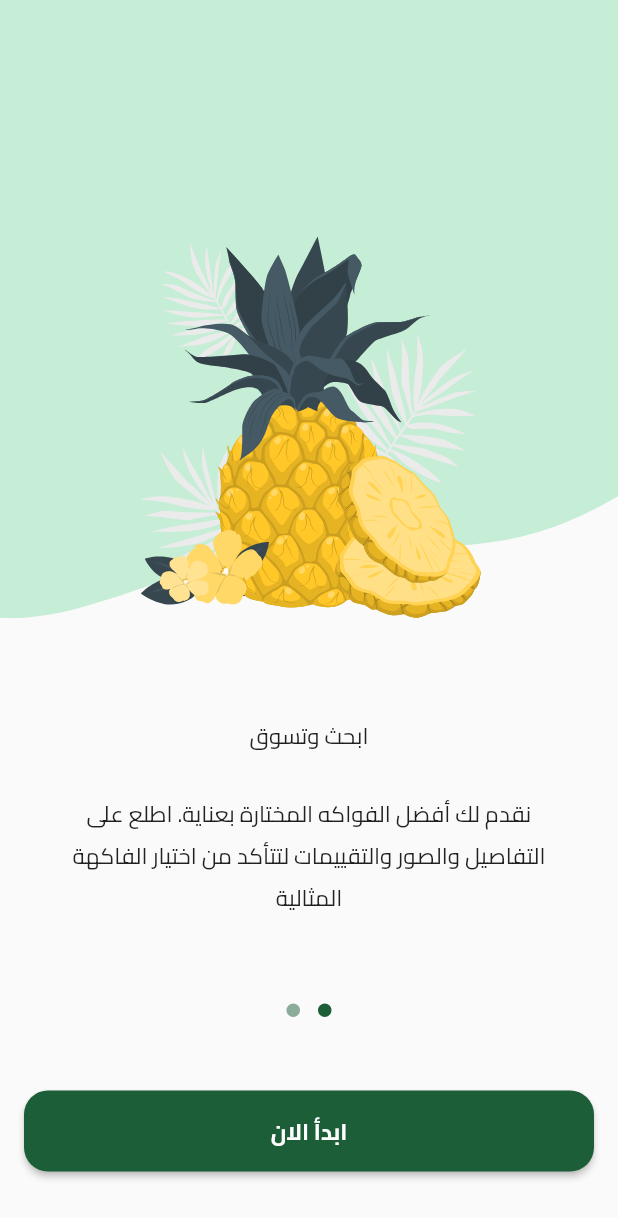
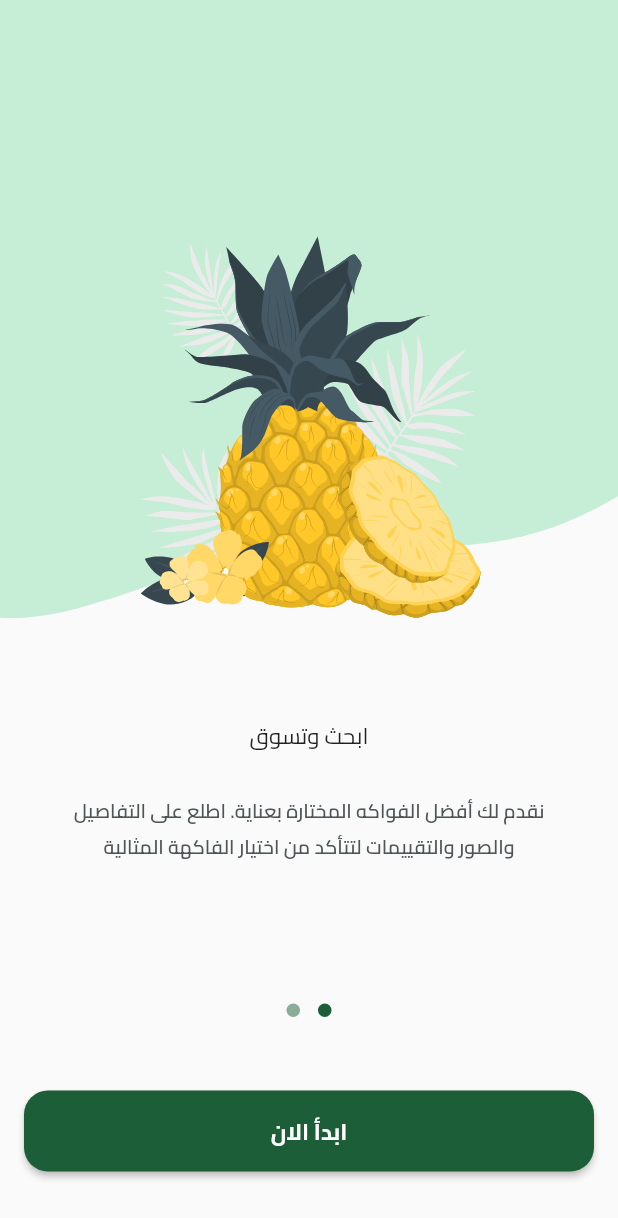
Before and after one commit to HamzaAlwajeeh/Fruits-Hub, a Flutter app: the screen it shows after launch, swiped to page 2, on a phone screen of 412 x 824 dp. Shown: the top 1218 px of the screen. Run offline on Flutter 3.47's test engine with Material 3 defaults, Android fonts, the phone set to English and light mode, and no system bars; drawn by our look-alikes of dots_indicator; our stand-ins replace flutter_svg.

Commit message:
Enhance onboarding UI with text styles and color scheme

```diff
--- a/lib/Features/on_Boarding/presentation/views/widgets/on_boarding_page_item.dart
+++ b/lib/Features/on_Boarding/presentation/views/widgets/on_boarding_page_item.dart
@@ -1,5 +1,6 @@
 import 'package:flutter/material.dart';
 import 'package:flutter_svg/svg.dart';
+import 'package:fruits_hub/core/utils/app_text_styles.dart';
 
 class OnBoardingPageItem extends StatelessWidget {
   const OnBoardingPageItem({
@@ -38,7 +39,7 @@ class OnBoardingPageItem extends StatelessWidget {
                 visible: isVisable,
                 child: Padding(
                   padding: const EdgeInsets.all(25.0),
-                  child: Text('تخط'),
+                  child: Text('تخط', style: TextStyles.regular13),
                 ),
               ),
             ],
@@ -49,7 +50,11 @@ class OnBoardingPageItem extends StatelessWidget {
         SizedBox(height: 24),
         Padding(
           padding: const EdgeInsets.symmetric(horizontal: 37),
-          child: Text(subTitle, textAlign: TextAlign.center),
+          child: Text(
+            subTitle,
+            style: TextStyles.semiBold13.copyWith(color: Color(0xff4E5556)),
+            textAlign: TextAlign.center,
+          ),
         ),
       ],
     );
--- a/lib/Features/on_Boarding/presentation/views/widgets/on_boarding_page_view.dart
+++ b/lib/Features/on_Boarding/presentation/views/widgets/on_boarding_page_view.dart
@@ -1,6 +1,8 @@
 import 'package:flutter/material.dart';
 import 'package:fruits_hub/Features/on_Boarding/presentation/views/widgets/on_boarding_page_item.dart';
+import 'package:fruits_hub/core/utils/app_colors.dart';
 import 'package:fruits_hub/core/utils/app_images.dart';
+import 'package:fruits_hub/core/utils/app_text_styles.dart';
 
 class OnBoardingPageView extends StatelessWidget {
   const OnBoardingPageView({super.key});
@@ -16,7 +18,21 @@ class OnBoardingPageView extends StatelessWidget {
           image: Assets.imagesPageViewItem1Image,
           title: Row(
             mainAxisAlignment: MainAxisAlignment.center,
-            children: [Text('مرحبا بك في '), Text('Fruit'), Text('HUB')],
+            children: [
+              Text('مرحبا بك في ', style: TextStyles.bold23),
+              Text(
+                'Fruit',
+                style: TextStyles.bold23.copyWith(
+                  color: AppColors.primaryColor,
+                ),
+              ),
+              Text(
+                'HUB',
+                style: TextStyles.bold23.copyWith(
+                  color: AppColors.secondaryColor,
+                ),
+              ),
+            ],
           ),
           subTitle:
               'اكتشف تجربة تسوق فريدة مع FruitHUB. استكشف مجموعتنا الواسعة من الفواكه الطازجة الممتازة واحصل على أفضل العروض والجودة العالية.',
--- a/lib/core/utils/app_colors.dart
+++ b/lib/core/utils/app_colors.dart
@@ -2,4 +2,5 @@ import 'package:flutter/material.dart';
 
 abstract class AppColors {
   static const Color primaryColor = Color(0xff1B5E37);
+  static const Color secondaryColor = Color(0xffF4A91F);
 }
```
